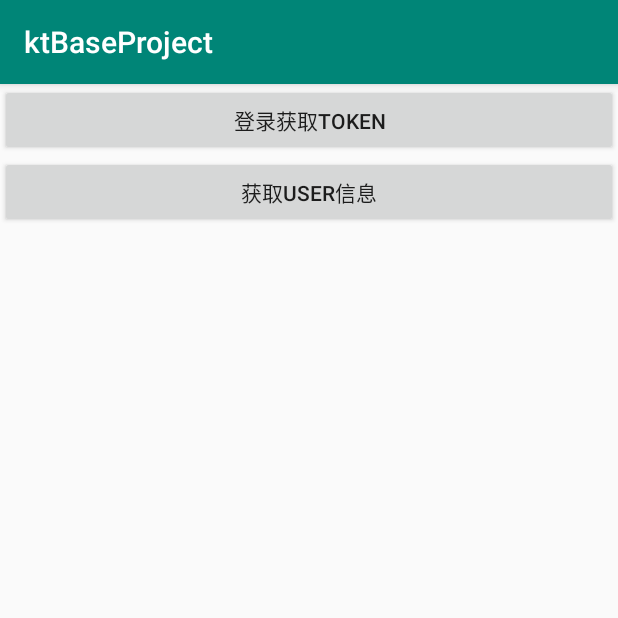
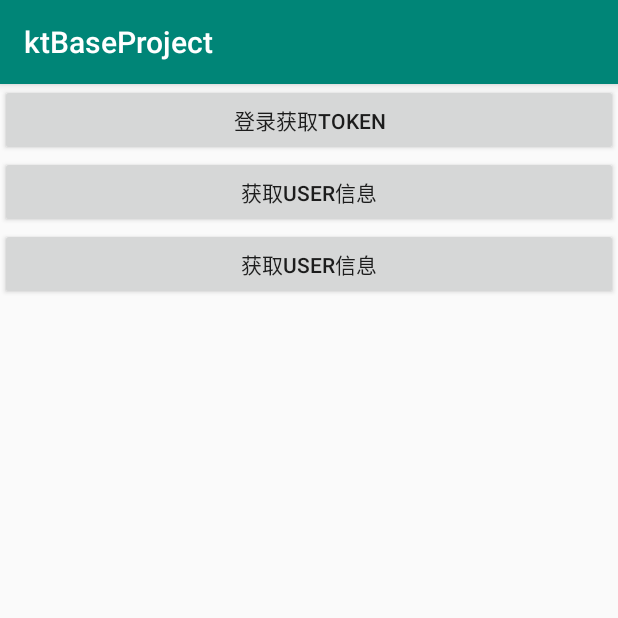
Before and after one commit to T-bright/ktBaseLibrary, an Android app: the screen it shows after launch (MainActivity), on a phone screen of 412 x 824 dp, the top half of it. Run offline under Robolectric (Android 15) with nearby library versions, the phone set to English and light mode, and no system bars; our stand-ins replace EventBus; libraries missing offline, so code that uses them is left out: com.blankj.utilcode, com.jakewharton.retrofit2; 2 statements that could not run were skipped.

Commit message:
feat  :新增示例代码并行请求功能

```diff
--- a/app/src/main/java/com/tbright/ktbaseproject/demo/net/ApiServices.kt
+++ b/app/src/main/java/com/tbright/ktbaseproject/demo/net/ApiServices.kt
@@ -1,6 +1,7 @@
 package com.tbright.ktbaseproject.demo.net
 
 import com.tbright.ktbaselibrary.base.BaseResponse
+import com.tbright.ktbaseproject.demo.bean.Dict
 import com.tbright.ktbaseproject.demo.bean.Token
 import com.tbright.ktbaseproject.demo.bean.User
 import kotlinx.coroutines.Deferred
@@ -16,4 +17,7 @@ interface ApiServices {
     //获取用户信息
     @GET("main/magic/user/v1/")
     fun getUserInfo(@Query("userId") userId: String): Deferred<BaseResponse<User>>
+
+    @GET("main/magic/common/v1/dict/")
+    fun getDicList(): Deferred<BaseResponse<List<Dict>?>>
 }
--- a/app/src/main/java/com/tbright/ktbaseproject/demo/ui/MainActivity.kt
+++ b/app/src/main/java/com/tbright/ktbaseproject/demo/ui/MainActivity.kt
@@ -25,6 +25,9 @@ class MainActivity : BaseMvpActivity<MainPresenter>(),
         btUser.setOnClickListener {
             mPresenter?.getUserInfo(GlobalConstants.token?.userId?:"")
         }
+        btParallelRequest.setOnClickListener {
+            mPresenter?.parallelRequest("x1", "123456")
+        }
     }
 
     override fun loginResult(result: String) {
--- a/app/src/main/java/com/tbright/ktbaseproject/demo/ui/MainContract.kt
+++ b/app/src/main/java/com/tbright/ktbaseproject/demo/ui/MainContract.kt
@@ -10,6 +10,9 @@ interface MainContract {
         abstract fun login(username : String, password : String)
 
         abstract fun getUserInfo(userId : String)
+
+        //并行请求
+        abstract fun parallelRequest (username : String, password : String)
     }
 
     interface MainView : BaseView{
--- a/app/src/main/res/layout/activity_main.xml
+++ b/app/src/main/res/layout/activity_main.xml
@@ -16,6 +16,11 @@
         android:text="获取user信息"
         android:layout_width="match_parent"
         android:layout_height="wrap_content"/>
+    <Button
+        android:id="@+id/btParallelRequest"
+        android:text="获取user信息"
+        android:layout_width="match_parent"
+        android:layout_height="wrap_content"/>
     <TextView
         android:id="@+id/tvShow"
         android:gravity="center"
```
Also changed, not shown: app/src/main/java/com/tbright/ktbaseproject/demo/bean/Dict.kt (added, +8 -0 lines), app/src/main/java/com/tbright/ktbaseproject/demo/ui/MainPresenter.kt (+26 -1 lines).
